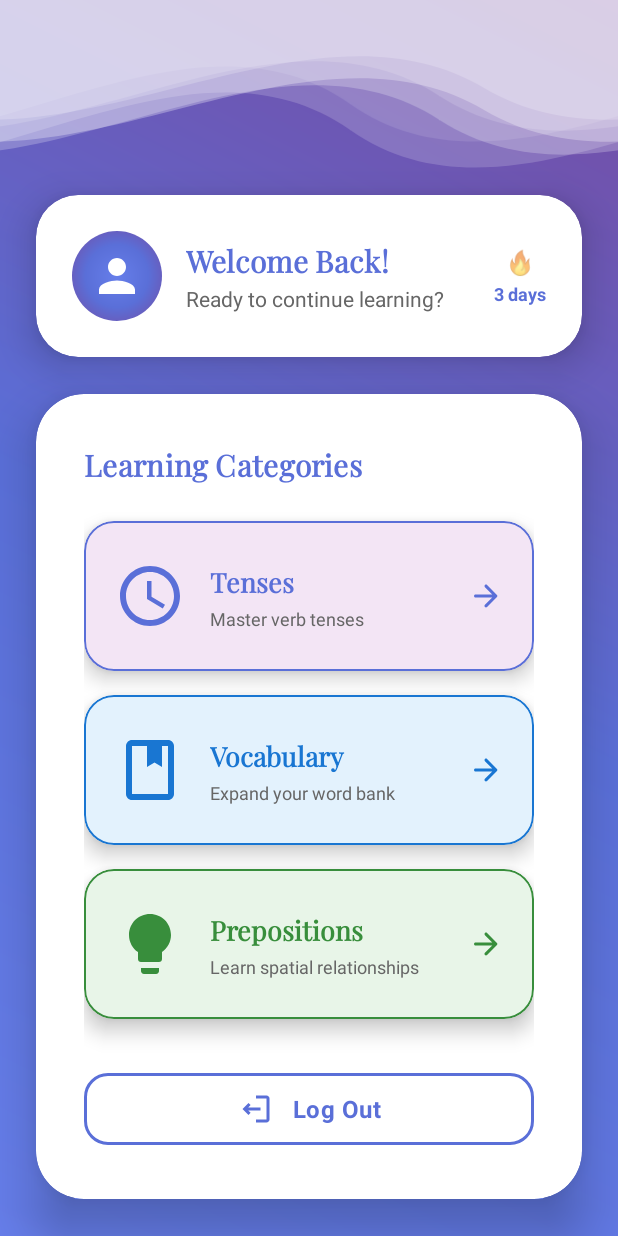
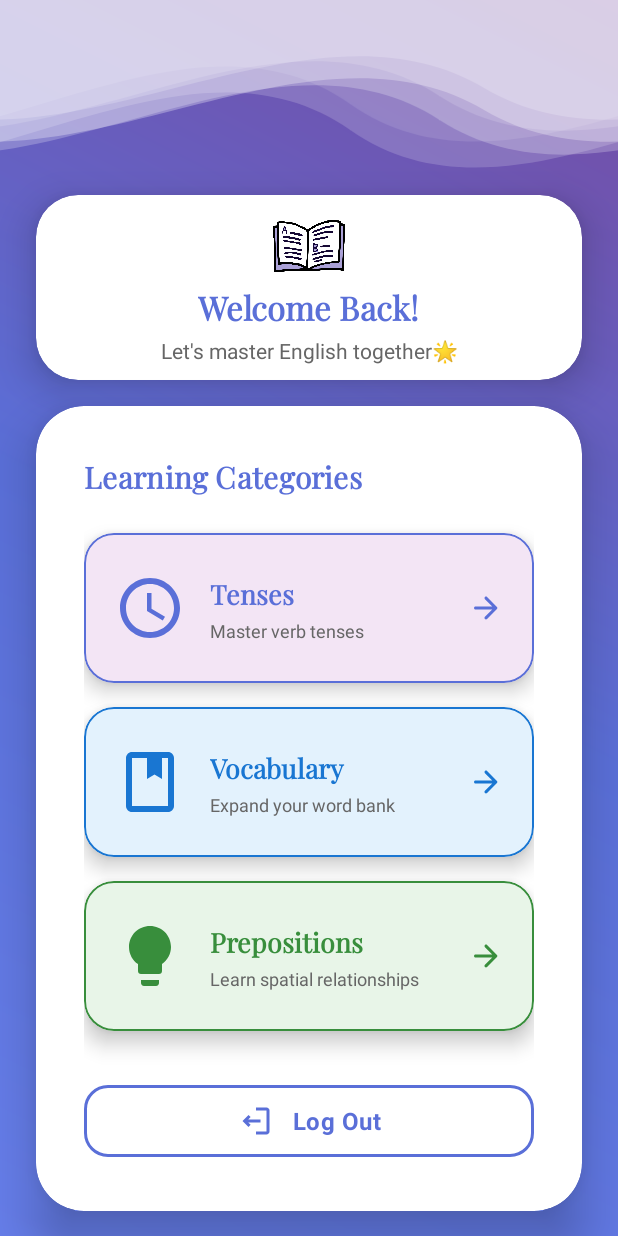
Before and after one commit to SofiMovsesyan/LearnEnglish, an Android app: the HomeActivity screen opened directly, with no data from a screen before it, on a phone screen of 412 x 824 dp. Run offline under Robolectric (Android 15) with nearby library versions, the phone set to English and light mode, and no system bars; our stand-ins replace Firebase (no records; nobody signed in at launch, a user with empty details on screens opened directly).

Commit message:
design changes

```diff
--- a/Learn_English/app/src/main/AndroidManifest.xml
+++ b/Learn_English/app/src/main/AndroidManifest.xml
@@ -6,9 +6,9 @@
         android:allowBackup="true"
         android:dataExtractionRules="@xml/data_extraction_rules"
         android:fullBackupContent="@xml/backup_rules"
-        android:icon="@drawable/myappicon"
+        android:icon="@drawable/ic_app"
         android:label="@string/app_name"
-        android:roundIcon="@drawable/myappicon"
+        android:roundIcon="@drawable/ic_app"
         android:supportsRtl="true"
         android:theme="@style/Theme.Learn_English"
         tools:targetApi="31">
--- a/Learn_English/app/src/main/res/layout/activity_home.xml
+++ b/Learn_English/app/src/main/res/layout/activity_home.xml
@@ -138,7 +138,7 @@
         android:layout_marginStart="24dp"
         android:layout_marginTop="130dp"
         android:layout_marginEnd="24dp"
-        app:cardBackgroundColor="@android:color/white"
+        app:cardBackgroundColor="@color/white"
         app:cardCornerRadius="28dp"
         app:cardElevation="16dp"
         app:layout_constraintEnd_toEndOf="parent"
@@ -148,70 +148,118 @@
         <LinearLayout
             android:layout_width="match_parent"
             android:layout_height="wrap_content"
-            android:orientation="horizontal"
-            android:padding="24dp"
-            android:gravity="center_vertical">
+            android:orientation="vertical"
+            android:padding="10dp"
+            android:gravity="center">
 
             <ImageView
-                android:layout_width="60dp"
-                android:layout_height="60dp"
-                android:src="@drawable/ic_profile"
-                android:background="@drawable/circle_purple_gradient"
-                android:padding="12dp"
-                app:tint="@android:color/white" />
-
-            <LinearLayout
-                android:layout_width="0dp"
-                android:layout_height="wrap_content"
-                android:layout_weight="1"
-                android:orientation="vertical"
-                android:layout_marginStart="16dp">
+                android:layout_width="48dp"
+                android:layout_height="48dp"
+                android:src="@drawable/ic_app"
+                app:tint="@null" />
 
             <TextView
                 android:layout_width="wrap_content"
                 android:layout_height="wrap_content"
                 android:text="@string/welcome_back"
                 android:textColor="@color/gradient_purple_dark"
-                    android:textSize="20sp"
+                android:textSize="22sp"
                 android:textStyle="bold"
-                    android:fontFamily="@font/polayfairdisplay_regular" />
+                android:fontFamily="@font/polayfairdisplay_regular"
+                android:layout_marginBottom="4dp" />
 
             <TextView
                 android:layout_width="wrap_content"
                 android:layout_height="wrap_content"
-                    android:text="@string/ready_to_continue_learning"
+                android:text="@string/let_s_master_english_together"
                 android:textColor="#666666"
                 android:textSize="14sp"
-                    android:layout_marginTop="2dp" />
-
-            </LinearLayout>
-
-            <LinearLayout
-                android:layout_width="wrap_content"
-                android:layout_height="wrap_content"
-                android:orientation="vertical"
-                android:gravity="center">
-
-                <TextView
-                    android:layout_width="wrap_content"
-                    android:layout_height="wrap_content"
-                    android:text="🔥"
-                    android:textSize="16sp" />
-
-                <TextView
-                    android:layout_width="wrap_content"
-                    android:layout_height="wrap_content"
-                    android:text="3 days"
-                    android:textColor="@color/gradient_purple_dark"
-                    android:textSize="12sp"
-                    android:textStyle="bold"
-                    android:layout_marginTop="2dp" />
-
-            </LinearLayout>
+                android:gravity="center" />
 
         </LinearLayout>
 
     </com.google.android.material.card.MaterialCardView>
+<!--    <com.google.android.material.card.MaterialCardView-->
+<!--        android:id="@+id/welcomeCard"-->
+<!--        android:layout_width="0dp"-->
+<!--        android:layout_height="wrap_content"-->
+<!--        android:layout_marginStart="24dp"-->
+<!--        android:layout_marginTop="130dp"-->
+<!--        android:layout_marginEnd="24dp"-->
+<!--        app:cardBackgroundColor="@android:color/white"-->
+<!--        app:cardCornerRadius="28dp"-->
+<!--        app:cardElevation="16dp"-->
+<!--        app:layout_constraintEnd_toEndOf="parent"-->
+<!--        app:layout_constraintStart_toStartOf="parent"-->
+<!--        app:layout_constraintTop_toTopOf="parent">-->
+
+<!--        <LinearLayout-->
+<!--            android:layout_width="match_parent"-->
+<!--            android:layout_height="wrap_content"-->
+<!--            android:orientation="horizontal"-->
+<!--            android:padding="24dp"-->
+<!--            android:gravity="center_vertical">-->
+
+<!--            <ImageView-->
+<!--                android:layout_width="60dp"-->
+<!--                android:layout_height="60dp"-->
+<!--                android:src="@drawable/ic_profile"-->
+<!--                android:background="@drawable/circle_purple_gradient"-->
+<!--                android:padding="12dp"-->
+<!--                app:tint="@android:color/white" />-->
+
+<!--            <LinearLayout-->
+<!--                android:layout_width="0dp"-->
+<!--                android:layout_height="wrap_content"-->
+<!--                android:layout_weight="1"-->
+<!--                android:orientation="vertical"-->
+<!--                android:layout_marginStart="16dp">-->
+
+<!--                <TextView-->
+<!--                    android:layout_width="wrap_content"-->
+<!--                    android:layout_height="wrap_content"-->
+<!--                    android:text="@string/welcome_back"-->
+<!--                    android:textColor="@color/gradient_purple_dark"-->
+<!--                    android:textSize="20sp"-->
+<!--                    android:textStyle="bold"-->
+<!--                    android:fontFamily="@font/polayfairdisplay_regular" />-->
+
+<!--                <TextView-->
+<!--                    android:layout_width="wrap_content"-->
+<!--                    android:layout_height="wrap_content"-->
+<!--                    android:text="@string/ready_to_continue_learning"-->
+<!--                    android:textColor="#666666"-->
+<!--                    android:textSize="14sp"-->
+<!--                    android:layout_marginTop="2dp" />-->
+
+<!--            </LinearLayout>-->
+
+<!--            <LinearLayout-->
+<!--                android:layout_width="wrap_content"-->
+<!--                android:layout_height="wrap_content"-->
+<!--                android:orientation="vertical"-->
+<!--                android:gravity="center">-->
+
+<!--                <TextView-->
+<!--                    android:layout_width="wrap_content"-->
+<!--                    android:layout_height="wrap_content"-->
+<!--                    android:text="🔥"-->
+<!--                    android:textSize="16sp" />-->
+
+<!--                <TextView-->
+<!--                    android:layout_width="wrap_content"-->
+<!--                    android:layout_height="wrap_content"-->
+<!--                    android:text="3 days"-->
+<!--                    android:textColor="@color/gradient_purple_dark"-->
+<!--                    android:textSize="12sp"-->
+<!--                    android:textStyle="bold"-->
+<!--                    android:layout_marginTop="2dp" />-->
+
+<!--            </LinearLayout>-->
+
+<!--        </LinearLayout>-->
+
+<!--    </com.google.android.material.card.MaterialCardView>-->
     -->
        <!-- <com.google.android.material.card.MaterialCardView
             android:id="@+id/welcomeCard"
--- a/Learn_English/app/src/main/res/values/strings.xml
+++ b/Learn_English/app/src/main/res/values/strings.xml
@@ -84,5 +84,6 @@ The formula for asking a question in the simple present is do/does + [subject] +
     <string name="tenses">Tenses</string>
     <string name="learning_categories">Learning Categories</string>
     <string name="ready_to_continue_learning">Ready to continue learning?</string>
+    <string name="let_s_master_english_together">Let\'s master English together🌟</string>
 
 </resources>
```
Also changed, not shown: Learn_English/app/src/main/res/layout/activity_login.xml (+2 -11 lines), Learn_English/app/src/main/res/layout/activity_welcome_page.xml (+54 -54 lines), Learn_English/app/src/main/res/drawable/myappicon.png (deleted). Lines whose indentation alone changed are shown as unchanged.
